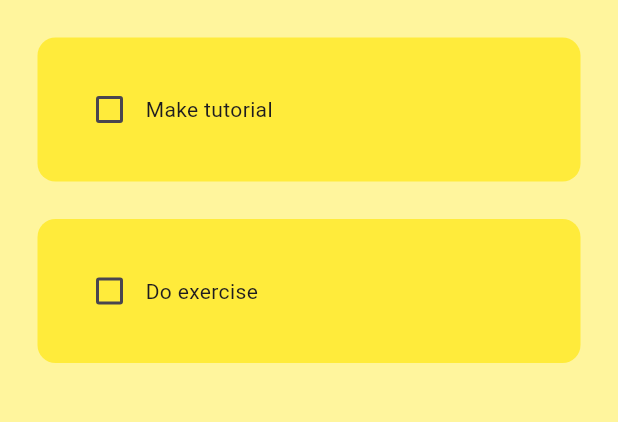
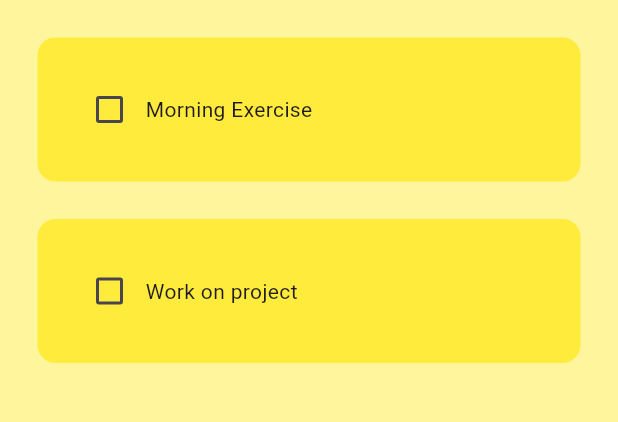
Before and after one commit to Uxipu/todo-app, a Flutter app: the screen it shows after launch, on a phone screen of 412 x 824 dp, the part 84-506 px from its top. Run offline on Flutter 3.47's test engine with Material 3 defaults, Android fonts, the phone set to English and light mode, and no system bars; drawn by our look-alikes of flutter_slidable; our stand-ins replace hive, hive_flutter; accounts and stored records are empty.

Commit message:
added database and more functionality

```diff
--- /dev/null
+++ b/lib/data/database.dart
@@ -0,0 +1,26 @@
+import 'package:hive/hive.dart';
+
+class ToDoDatabase {
+  List toDoList = [];
+
+  //reference the box
+  final _myBox = Hive.box('mybox');
+
+  //run this method if this is thge first time ever opening this app
+  void createInitialData() {
+    toDoList = [
+      ["Morning Exercise", false],
+      ["Work on project", false]
+    ];
+  }
+
+  //load the data from database
+  void loadData() {
+    toDoList = _myBox.get("TODOLIST");
+  }
+
+  //update the database
+  void updateDatabase() {
+    _myBox.put("TODOLIST", toDoList);
+  }
+}
--- a/lib/pages/home_page.dart
+++ b/lib/pages/home_page.dart
@@ -1,4 +1,6 @@
 import 'package:flutter/material.dart';
+import 'package:hive/hive.dart';
+import 'package:todo_app/data/database.dart';
 import 'package:todo_app/util/dialog_box.dart';
 import 'package:todo_app/util/todo_tile.dart';
 
@@ -10,29 +12,42 @@ class HomePage extends StatefulWidget {
 }
 
 class _HomePageState extends State<HomePage> {
+  //reference the hive box
+  final _myBox = Hive.box('mybox');
+  ToDoDatabase db = ToDoDatabase();
+
+  @override
+  void initState() {
+    // if this is the first time opening the app the create default data
+    if (_myBox.get("TODOLIST") == null) {
+      db.createInitialData();
+    } else {
+      // there already exists data
+      db.loadData();
+    }
+
+    super.initState();
+  }
+
   //text controller
   final _controller = TextEditingController();
-
-  //list of todo tasks
-  List toDoList = [
-    ["Make tutorial", false],
-    ["Do exercise", false],
-  ];
 
   //checkbox was tapped
   void checkBoxChanged(bool? value, int index) {
     setState(() {
-      toDoList[index][1] = !toDoList[index][1];
+      db.toDoList[index][1] = !db.toDoList[index][1];
     });
+    db.updateDatabase();
   }
 
   //save new task
   void saveNewTask() {
     setState(() {
-      toDoList.add([_controller.text, false]);
+      db.toDoList.add([_controller.text, false]);
       _controller.clear();
     });
     Navigator.of(context).pop();
+    db.updateDatabase();
   }
 
   //create new task method
@@ -49,6 +64,14 @@ class _HomePageState extends State<HomePage> {
     );
   }
 
+  //delete task
+  void deleteTask(int index) {
+    setState(() {
+      db.toDoList.removeAt(index);
+    });
+    db.updateDatabase();
+  }
+
   @override
   Widget build(BuildContext context) {
     return Scaffold(
@@ -62,12 +85,13 @@ class _HomePageState extends State<HomePage> {
         child: Icon(Icons.add),
       ),
       body: ListView.builder(
-        itemCount: toDoList.length,
+        itemCount: db.toDoList.length,
         itemBuilder: (context, index) {
           return TodoTile(
-            taskName: toDoList[index][0],
-            taskCompleted: toDoList[index][1],
+            taskName: db.toDoList[index][0],
+            taskCompleted: db.toDoList[index][1],
             onChanged: (Value) => checkBoxChanged(Value, index),
+            deleteFunction: (context) => deleteTask(index),
           );
         },
       ),
--- a/lib/util/todo_tile.dart
+++ b/lib/util/todo_tile.dart
@@ -1,21 +1,32 @@
 import 'package:flutter/material.dart';
+import 'package:flutter_slidable/flutter_slidable.dart';
 
 class TodoTile extends StatelessWidget {
   final String taskName;
   final bool taskCompleted;
   Function(bool?)? onChanged;
+  Function(BuildContext)? deleteFunction;
 
-  TodoTile({
-    super.key,
+  TodoTile(
+      {super.key,
       required this.taskName,
       required this.taskCompleted,
       required this.onChanged,
-  });
+      required this.deleteFunction});
 
   @override
   Widget build(BuildContext context) {
     return Padding(
       padding: const EdgeInsets.only(left: 25.0, right: 25, top: 25),
+      child: Slidable(
+        endActionPane: ActionPane(motion: StretchMotion(), children: [
+          SlidableAction(
+            onPressed: deleteFunction,
+            icon: Icons.delete,
+            backgroundColor: Colors.red.shade300,
+            borderRadius: BorderRadius.circular(12),
+          ),
+        ]),
         child: Container(
           padding: EdgeInsets.all(24),
           decoration: BoxDecoration(
@@ -43,6 +54,7 @@ class TodoTile extends StatelessWidget {
             ],
           ),
         ),
+      ),
     );
   }
 }
--- a/pubspec.yaml
+++ b/pubspec.yaml
@@ -30,15 +30,20 @@ environment:
 dependencies:
   flutter:
     sdk: flutter
+  hive: ^2.2.3
+  hive_flutter: ^1.1.0
 
 
   # The following adds the Cupertino Icons font to your application.
   # Use with the CupertinoIcons class for iOS style icons.
   cupertino_icons: ^1.0.8
+  flutter_slidable: ^3.1.2
 
 dev_dependencies:
   flutter_test:
     sdk: flutter
+  hive_generator: ^2.0.1
+  build_runner: ^2.4.13
 
   # The "flutter_lints" package below contains a set of recommended lints to
   # encourage good coding practices. The lint set provided by the package is
```
Also changed, not shown: lib/main.dart (+9 -1 lines), pubspec.lock, 1 other file. Lines whose indentation alone changed are shown as unchanged.
